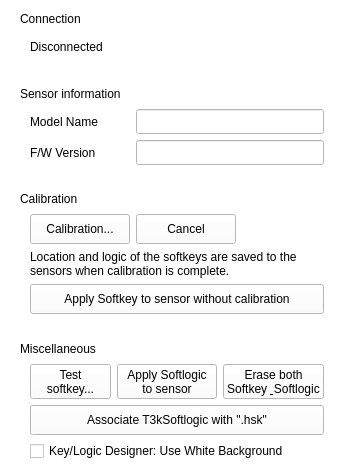
Old version of the form T3kSoftlogic/TabCalibrationWidget.ui in the repository habilience/habilience-t3ksensor-tools.
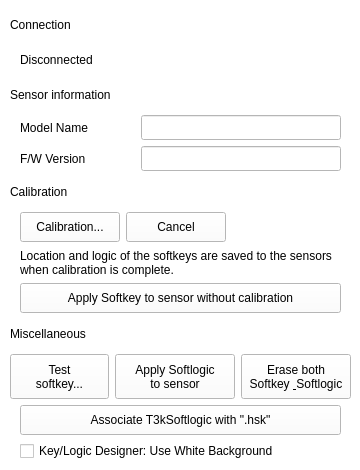
New version of the form. Custom widgets are drawn as their Qt base class.

The edit to the form file:
```diff
--- a/T3kSoftlogic/TabCalibrationWidget.ui
+++ b/T3kSoftlogic/TabCalibrationWidget.ui
@@ -6,10 +6,16 @@
    <rect>
     <x>0</x>
     <y>0</y>
-    <width>350</width>
+    <width>360</width>
     <height>470</height>
    </rect>
   </property>
+  <property name="sizePolicy">
+   <sizepolicy hsizetype="Fixed" vsizetype="Preferred">
+    <horstretch>0</horstretch>
+    <verstretch>0</verstretch>
+   </sizepolicy>
+  </property>
   <property name="palette">
    <palette>
     <active>
@@ -431,13 +437,16 @@
   <widget class="QWidget" name="verticalLayoutWidget">
    <property name="geometry">
     <rect>
-     <x>20</x>
+     <x>10</x>
      <y>10</y>
-     <width>314</width>
+     <width>341</width>
      <height>451</height>
     </rect>
    </property>
    <layout class="QVBoxLayout" name="MainLayout">
+    <property name="sizeConstraint">
+     <enum>QLayout::SetNoConstraint</enum>
+    </property>
     <item>
      <widget class="QUnderlineLabel" name="TitleConnection">
       <property name="minimumSize">
@@ -477,6 +486,9 @@
         <property name="orientation">
          <enum>Qt::Horizontal</enum>
         </property>
+        <property name="sizeType">
+         <enum>QSizePolicy::Expanding</enum>
+        </property>
         <property name="sizeHint" stdset="0">
          <size>
           <width>40</width>
@@ -487,19 +499,6 @@
       </item>
      </layout>
     </item>
-    <item>
-     <spacer name="VSpacer1">
-      <property name="orientation">
-       <enum>Qt::Vertical</enum>
-      </property>
-      <property name="sizeHint" stdset="0">
-       <size>
-        <width>20</width>
-        <height>40</height>
-       </size>
-      </property>
-     </spacer>
-    </item>
     <item>
      <widget class="QUnderlineLabel" name="TitleSensorInfo">
       <property name="minimumSize">
@@ -551,6 +550,9 @@
           <height>16777215</height>
          </size>
         </property>
+        <property name="readOnly">
+         <bool>true</bool>
+        </property>
        </widget>
       </item>
      </layout>
@@ -593,23 +595,13 @@
           <height>16777215</height>
          </size>
         </property>
+        <property name="readOnly">
+         <bool>true</bool>
+        </property>
        </widget>
       </item>
      </layout>
     </item>
-    <item>
-     <spacer name="VSpacer2">
-      <property name="orientation">
-       <enum>Qt::Vertical</enum>
-      </property>
-      <property name="sizeHint" stdset="0">
-       <size>
-        <width>20</width>
-        <height>40</height>
-       </size>
-      </property>
-     </spacer>
-    </item>
     <item>
      <widget class="QUnderlineLabel" name="TitleCalibration">
       <property name="minimumSize">
@@ -659,6 +651,9 @@
         <property name="orientation">
          <enum>Qt::Horizontal</enum>
         </property>
+        <property name="sizeType">
+         <enum>QSizePolicy::Expanding</enum>
+        </property>
         <property name="sizeHint" stdset="0">
          <size>
           <width>40</width>
@@ -706,14 +701,14 @@
       <item>
        <widget class="QPushButton" name="BtnWriteNoCali">
         <property name="sizePolicy">
-         <sizepolicy hsizetype="Expanding" vsizetype="Fixed">
+         <sizepolicy hsizetype="Preferred" vsizetype="Fixed">
           <horstretch>0</horstretch>
           <verstretch>0</verstretch>
          </sizepolicy>
         </property>
         <property name="minimumSize">
          <size>
-          <width>200</width>
+          <width>0</width>
           <height>30</height>
          </size>
         </property>
@@ -727,19 +722,6 @@
       </item>
      </layout>
     </item>
-    <item>
-     <spacer name="VSpacer3">
-      <property name="orientation">
-       <enum>Qt::Vertical</enum>
-      </property>
-      <property name="sizeHint" stdset="0">
-       <size>
-        <width>20</width>
-        <height>40</height>
-       </size>
-      </property>
-     </spacer>
-    </item>
     <item>
      <widget class="QUnderlineLabel" name="TitleMisc">
       <property name="minimumSize">
@@ -755,18 +737,12 @@
     </item>
     <item>
      <layout class="QHBoxLayout" name="MiscBtnLayout">
-      <property name="leftMargin">
-       <number>10</number>
-      </property>
-      <property name="rightMargin">
-       <number>10</number>
-      </property>
       <item>
        <widget class="QPushButton" name="BtnTest">
         <property name="minimumSize">
          <size>
-          <width>0</width>
-          <height>35</height>
+          <width>80</width>
+          <height>45</height>
          </size>
         </property>
         <property name="text">
@@ -779,8 +755,8 @@
        <widget class="QPushButton" name="BtnWriteLogic">
         <property name="minimumSize">
          <size>
-          <width>100</width>
-          <height>35</height>
+          <width>120</width>
+          <height>45</height>
          </size>
         </property>
         <property name="cursor">
@@ -796,8 +772,8 @@
        <widget class="QPushButton" name="BtnEraseAll">
         <property name="minimumSize">
          <size>
-          <width>0</width>
-          <height>35</height>
+          <width>110</width>
+          <height>45</height>
          </size>
         </property>
         <property name="text">
@@ -818,6 +794,12 @@
       </property>
       <item>
        <widget class="QPushButton" name="BtnHSK">
+        <property name="sizePolicy">
+         <sizepolicy hsizetype="Preferred" vsizetype="Fixed">
+          <horstretch>0</horstretch>
+          <verstretch>0</verstretch>
+         </sizepolicy>
+        </property>
         <property name="minimumSize">
          <size>
           <width>0</width>
```
Left out of the diff: 2 changed lines with no effect on the pictures.
